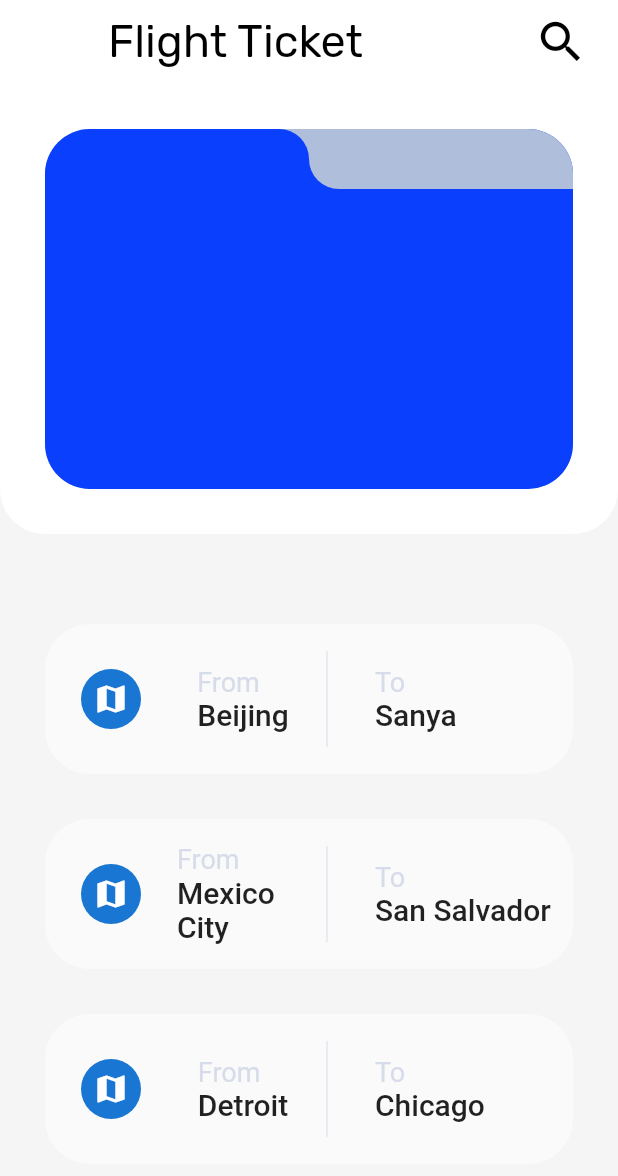
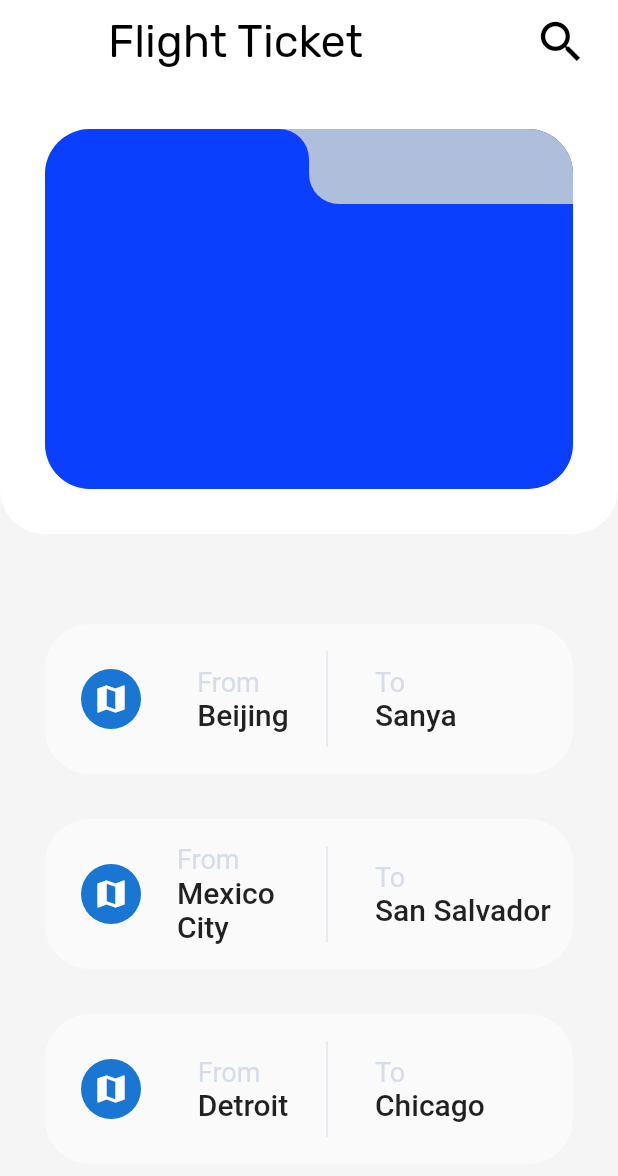
Before and after one commit to rlertola/flutter_playground, a Flutter app: the FlightAppScreen screen opened by its route, on a phone screen of 412 x 824 dp. Shown: the top 1176 px of the screen. Run offline on Flutter 3.47's test engine with Material 2 defaults, Android fonts, the phone set to English and light mode, and no system bars.

Commit message:
flight container

```diff
--- a/lib/flight_app/flight_top_container.dart
+++ b/lib/flight_app/flight_top_container.dart
@@ -1,7 +1,20 @@
 import 'package:flutter/material.dart';
 import 'package:flutter_playground2/flight_app/constants.dart';
 
-class FlightTopContainer extends StatelessWidget {
+class FlightTopContainer extends StatefulWidget {
+  @override
+  _FlightTopContainerState createState() => _FlightTopContainerState();
+}
+
+class _FlightTopContainerState extends State<FlightTopContainer> {
+  bool _roundTrip = true;
+
+  void switchTabs() {
+    setState(() {
+      _roundTrip = !_roundTrip;
+    });
+  }
+
   @override
   Widget build(BuildContext context) {
     return Container(
@@ -18,6 +31,7 @@ class FlightTopContainer extends StatelessWidget {
         padding: const EdgeInsets.all(30),
         child: Stack(
           children: <Widget>[
+            // roundTripTab(context),
             oneWayTab(context),
             roundTripTab(context),
           ],
@@ -33,31 +47,38 @@ roundTripTab(context) {
     children: <Widget>[
       Stack(
         children: <Widget>[
+          // empty container under blue tab
           Container(
             decoration: BoxDecoration(
+              // oneway tab on
+              // color: kBrightBlue,
+              // roundtrip tab on
               color: kLightBlueGrey,
               borderRadius: BorderRadius.only(
                 topLeft: Radius.circular(30),
                 // topLeft: Radius.circular(20),
               ),
             ),
-            height: 40,
+            height: 50,
             width: MediaQuery.of(context).size.width / 2 - 30,
           ),
+          // roundtrip tab
           Container(
             decoration: BoxDecoration(
               color: kBrightBlue,
               borderRadius: BorderRadius.only(
                 topRight: Radius.circular(20),
                 topLeft: Radius.circular(30),
+                // bottomRight off if roundtrip, on if oneway
                 // bottomRight: Radius.circular(20),
               ),
             ),
-            height: 40,
+            height: 50,
             width: MediaQuery.of(context).size.width / 2 - 30,
           ),
         ],
       ),
+      // Big blue container under row
       Expanded(
         child: Container(
           decoration: BoxDecoration(
@@ -79,15 +100,20 @@ oneWayTab(context) {
     children: <Widget>[
       Stack(
         children: <Widget>[
+          // empty container under grey tab
           Container(
             decoration: BoxDecoration(
+              // roundtrip tab
               color: kBrightBlue,
+              // oneway tab
+              // color: kLightBlueGrey,
               borderRadius: BorderRadius.only(
                 topRight: Radius.circular(30),
+
                 // topLeft: Radius.circular(20),
               ),
             ),
-            height: 40,
+            height: 50,
             width: MediaQuery.of(context).size.width / 2 - 30,
           ),
           Container(
@@ -95,15 +121,18 @@ oneWayTab(context) {
               color: kLightBlueGrey,
               borderRadius: BorderRadius.only(
                 topRight: Radius.circular(30),
+                // off if roundtrip, on if oneway
                 // topLeft: Radius.circular(20),
+                // on if roundtrip, off if oneway
                 bottomLeft: Radius.circular(20),
               ),
             ),
-            height: 40,
+            height: 50,
             width: MediaQuery.of(context).size.width / 2 - 30,
           ),
         ],
       ),
+      // Big grey container under row
       Expanded(
         child: Container(
           decoration: BoxDecoration(
```
